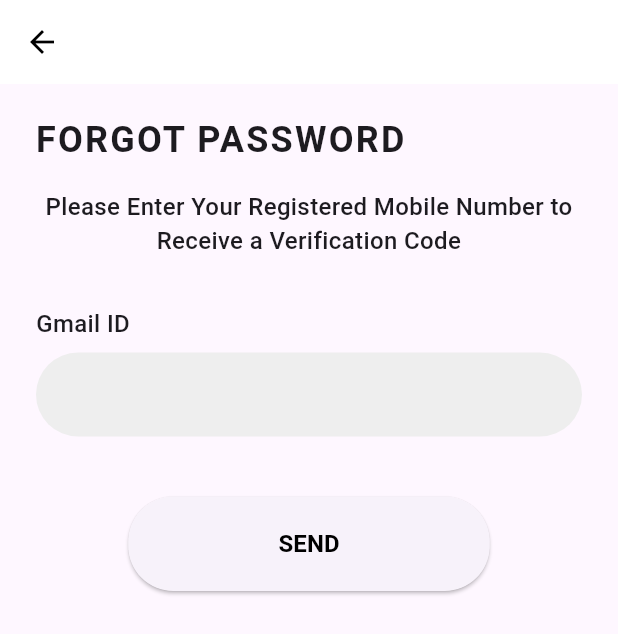
After one commit to Hogwarts-Hackademy/Frontend-user, a Flutter app: the ForgotPasswordScreen screen opened by its route, on a phone screen of 412 x 824 dp. The commit adds this screen. Shown: the top 634 px of the screen. Run offline on Flutter 3.47's test engine with Material 3 defaults, Android fonts, the phone set to English and light mode, and no system bars; our stand-ins replace flutter_svg.

Commit message:
Forget password page Implementation

```diff
--- a/lib/main.dart
+++ b/lib/main.dart
@@ -1,5 +1,6 @@
 import 'package:flutter/material.dart';
 import 'screens/IntroScreen.dart';
+import 'screens/ForgotPasswordScreen.dart';
 
 void main() {
   runApp(const MainApp());
@@ -16,6 +17,9 @@ class MainApp extends StatelessWidget {
         primarySwatch: Colors.lightBlue   ,
       ),
       home: const IntroScreen(),
+      routes: {
+        '/forgot-password': (context) => ForgotPasswordScreen(),
+      },
     );
   }
 }
--- /dev/null
+++ b/lib/screens/ForgotPasswordScreen.dart
@@ -0,0 +1,112 @@
+import 'package:flutter/material.dart';
+
+void main() {
+  runApp(ForgotPasswordApp());
+}
+
+class ForgotPasswordApp extends StatelessWidget {
+  @override
+  Widget build(BuildContext context) {
+    return MaterialApp(
+      home: ForgotPasswordScreen(),
+    );
+  }
+}
+
+class ForgotPasswordScreen extends StatelessWidget {
+  @override
+  Widget build(BuildContext context) {
+    return Scaffold(
+      appBar: AppBar(
+        backgroundColor: Colors.white,
+        elevation: 0,
+        leading: IconButton(
+          icon: Icon(Icons.arrow_back, color: Colors.black),
+          onPressed: () {
+            // Handle back action
+            // Navigator.pop(context);
+          },
+        ),
+      ),
+      body: Padding(
+        padding: const EdgeInsets.symmetric(horizontal: 24.0),
+        child: Column(
+          crossAxisAlignment: CrossAxisAlignment.start,
+          children: [
+            SizedBox(height: 20),
+            Text(
+              'FORGOT PASSWORD',
+              textAlign: TextAlign.center,
+              style: TextStyle(
+                fontSize: 24,
+                fontWeight: FontWeight.bold,
+                letterSpacing: 1.5,
+              ),
+            ),
+            SizedBox(height: 16),
+            Text(
+              'Please Enter Your Registered Mobile Number to Receive a Verification Code',
+              textAlign: TextAlign.center,
+              style: TextStyle(
+                fontSize: 16,
+                fontWeight: FontWeight.w500,
+              ),
+            ),
+            SizedBox(height: 32),
+            Text(
+              'Gmail ID',
+              style: TextStyle(
+                fontSize: 16,
+                fontWeight: FontWeight.w500,
+              ),
+            ),
+            SizedBox(height: 8),
+            TextField(
+              decoration: InputDecoration(
+                filled: true,
+                fillColor: Colors.grey[200],
+                border: OutlineInputBorder(
+                  borderRadius: BorderRadius.circular(30.0),
+                  borderSide: BorderSide.none,
+                ),
+              ),
+              style: TextStyle(fontSize: 16),
+            ),
+            SizedBox(height: 40),
+            Center(
+              child: ElevatedButton(
+                onPressed: () {
+                  // Handle send button press
+                },
+                style: ElevatedButton.styleFrom(
+                  // primary: Colors.lightBlue[100],
+                  padding: EdgeInsets.symmetric(horizontal: 100, vertical: 20),
+                  shape: RoundedRectangleBorder(
+                    borderRadius: BorderRadius.circular(30.0),
+                  ),
+                ),
+                child: Text(
+                  'SEND',
+                  style: TextStyle(
+                    fontSize: 16,
+                    fontWeight: FontWeight.bold,
+                    color: Colors.black,
+                  ),
+                ),
+              ),
+            ),
+          ],
+        ),
+      ),
+    );
+  }
+}
+
+
+// Inside your login screen:
+// ElevatedButton(
+//   onPressed: () {
+//     Navigator.pushNamed(context, '/forgot-password');
+//   },
+//   child: Text('Forgot Password'),
+// ),
```
Also changed, not shown: pubspec.lock.
